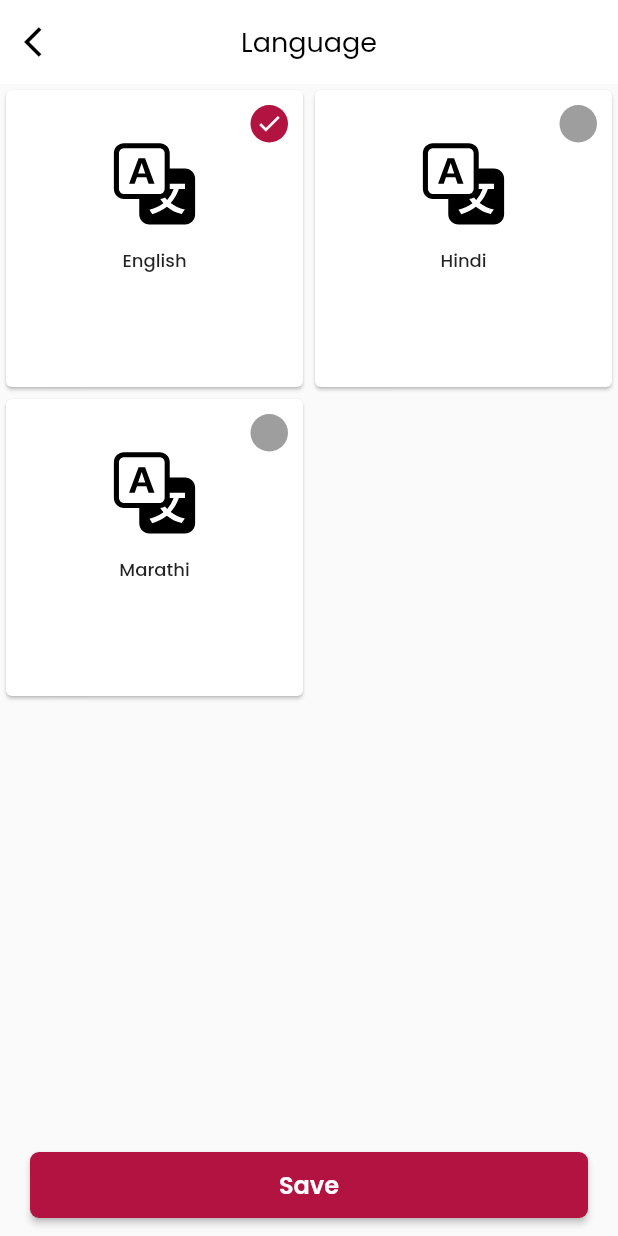
After one commit to tejastamkar/Bhojan-king-resturantapp, a Flutter app: the LanguageScreen screen opened directly, on a phone screen of 412 x 824 dp. The commit adds this screen. Run offline on Flutter 3.47's test engine with Material 2 defaults, Android fonts, the phone set to English and light mode, and no system bars; our stand-ins replace carousel_indicator, carousel_slider, flutter_rating_bar, flutter_svg, image_picker, responsive_framework; missing offline and left inert: day_night_time_picker; project files that could hold a hidden picture were left out.

```diff
--- a/lib/navbarscreens/navbarscreen.dart
+++ b/lib/navbarscreens/navbarscreen.dart
@@ -6,6 +6,7 @@ import 'package:restaurantapp/navbarscreens/orderhistoryscreen.dart';
 import 'package:restaurantapp/navbarscreens/restroscreen.dart';
 import 'package:restaurantapp/screens/dinningscreen.dart';
 import 'package:restaurantapp/screens/helpsupportscreen.dart';
+import 'package:restaurantapp/screens/languagescreen.dart';
 import 'package:restaurantapp/screens/loginscreen.dart';
 import 'package:restaurantapp/screens/profillescreen.dart';
 import 'package:restaurantapp/widgets/addmenu.dart';
@@ -59,7 +60,8 @@ class _NavbarScreenState extends State<NavbarScreen> {
       MenuButton(
           icons: SvgPicture.asset("icons/Globe2.svg"),
           name: "language",
-          func: () {}),
+          func: () => Navigator.push(context,
+              MaterialPageRoute(builder: (context) => const LanguageScreen()))),
       MenuButton(
           icons: SvgPicture.asset("icons/CalendarCheck.svg"),
           name: "Dinning",
--- /dev/null
+++ b/lib/screens/languagescreen.dart
@@ -0,0 +1,109 @@
+import 'package:flutter/material.dart';
+import 'package:flutter_svg/flutter_svg.dart';
+
+int selected = 0;
+
+class LanguageScreen extends StatefulWidget {
+  const LanguageScreen({Key? key}) : super(key: key);
+
+  @override
+  State<LanguageScreen> createState() => _LanguageScreenState();
+}
+
+class _LanguageScreenState extends State<LanguageScreen> {
+  List langangeList = ["English", "Hindi", "Marathi"];
+  @override
+  Widget build(BuildContext context) {
+    double width = MediaQuery.of(context).size.width;
+    Widget langCard({required String name, required int index}) => InkWell(
+          onTap: () => setState(() {
+            selected = index;
+          }),
+          child: SizedBox(
+            height: 100,
+            width: 30,
+            child: Card(
+                child: Stack(alignment: AlignmentDirectional.topEnd, children: [
+              Center(
+                child: Padding(
+                  padding: const EdgeInsets.all(30),
+                  child: Column(
+                    children: [
+                      SvgPicture.asset("icons/translator.svg"),
+                      const SizedBox(
+                        height: 10,
+                      ),
+                      Text(
+                        name,
+                        style: const TextStyle(
+                            fontSize: 12, fontWeight: FontWeight.w500),
+                      )
+                    ],
+                  ),
+                ),
+              ),
+              Container(
+                  margin:
+                      const EdgeInsets.symmetric(horizontal: 10, vertical: 10),
+                  width: 25,
+                  height: 25,
+                  decoration: BoxDecoration(
+                      color: selected == index
+                          ? Theme.of(context).primaryColor
+                          : Colors.grey,
+                      borderRadius: BorderRadius.circular(25)),
+                  child: selected == index
+                      ? const Center(
+                          child: Icon(
+                          Icons.check,
+                          size: 18,
+                          color: Colors.white,
+                        ))
+                      : const SizedBox())
+            ])),
+          ),
+        );
+
+    return Scaffold(
+      bottomNavigationBar: Padding(
+        padding: const EdgeInsets.symmetric(horizontal: 20, vertical: 10),
+        child: ElevatedButton(
+          style: ElevatedButton.styleFrom(
+              padding: const EdgeInsets.all(10),
+              shape: RoundedRectangleBorder(
+                  borderRadius: BorderRadius.circular(6)),
+              onPrimary: Colors.white,
+              primary: Theme.of(context).primaryColor),
+          onPressed: (() {}),
+          child: const Text(
+            "Save",
+            style: TextStyle(fontSize: 16, fontWeight: FontWeight.w600),
+          ),
+        ),
+      ),
+      appBar: AppBar(
+        leading: IconButton(
+          onPressed: () => Navigator.pop(context),
+          icon: const Icon(
+            Icons.arrow_back_ios,
+          ),
+        ),
+        title: const Text(
+          "Language",
+          style: TextStyle(fontSize: 18, fontWeight: FontWeight.w400),
+        ),
+        foregroundColor: Colors.black,
+      ),
+      body: SingleChildScrollView(
+        child: GridView.builder(
+          shrinkWrap: true,
+          itemCount: langangeList.length,
+          itemBuilder: (BuildContext context, int index) =>
+              langCard(name: langangeList[index], index: index),
+          gridDelegate: SliverGridDelegateWithFixedCrossAxisCount(
+              crossAxisCount: width < 440 ? 2 : 4, childAspectRatio: 1),
+        ),
+      ),
+    );
+  }
+}
--- a/lib/screens/loginscreen.dart
+++ b/lib/screens/loginscreen.dart
@@ -1,7 +1,7 @@
 import 'package:flutter/material.dart';
 import 'package:flutter_svg/svg.dart';
 import 'package:restaurantapp/navbarscreens/navbarscreen.dart';
-import 'package:restaurantapp/screens/signup.dart';
+import 'package:restaurantapp/screens/selecttypeofpartner.dart';
 
 class LoginScreen extends StatefulWidget {
   const LoginScreen({Key? key}) : super(key: key);
@@ -187,7 +187,7 @@ class _LoginScreenState extends State<LoginScreen> {
                   Navigator.push(
                       context,
                       MaterialPageRoute(
-                          builder: ((context) => const RegisterScreen())));
+                          builder: ((context) => const TypeofPartner())));
                 },
                 child: Row(
                   crossAxisAlignment: CrossAxisAlignment.end,
@@ -202,7 +202,7 @@ class _LoginScreenState extends State<LoginScreen> {
                       width: 2,
                     ),
                     Text(
-                      "Restaurant",
+                      "Partner",
                       style: TextStyle(
                           fontSize: 16,
                           color: Color.fromRGBO(0, 0, 0, 1),
```
Also changed, not shown: lib/screens/passwordscreen.dart (+8 -5 lines), lib/screens/restrosetting.dart (+46 -2 lines), lib/screens/selecttypeofpartner.dart (added, +142 -0 lines), lib/screens/servicetype.dart (added, +142 -0 lines), lib/screens/signup.dart (+7 -4 lines), lib/widgets/addmenu.dart (+13 -11 lines), assets/delivery.png (added), assets/dinning.png (added), assets/foodstallSelectorimage.svg (added), assets/nighty.png (added), assets/restroselectorimage.svg (added), icons/translator.svg (added).
